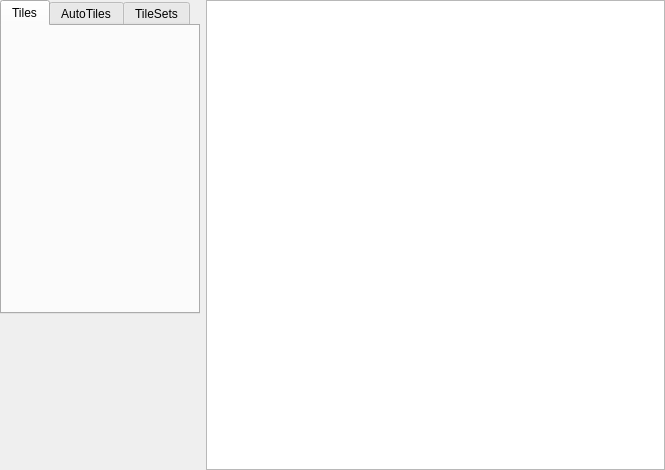
This is GameEditor/UI/MapEditorWidget.ui in seem-sky/Simple2D-Engine as Qt 5 draws it before an edit. The edited form follows.
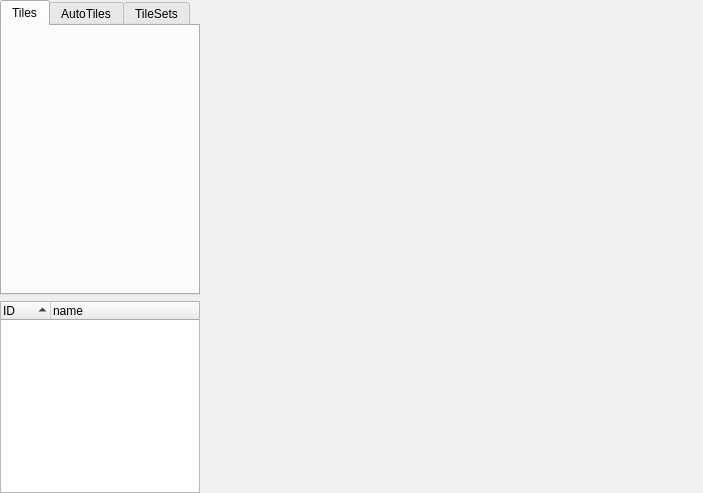
This is the edited form. Custom widgets are drawn as their Qt base class.

Patch:
```diff
--- a/GameEditor/UI/MapEditorWidget.ui
+++ b/GameEditor/UI/MapEditorWidget.ui
@@ -6,8 +6,8 @@
    <rect>
     <x>0</x>
     <y>0</y>
-    <width>665</width>
-    <height>470</height>
+    <width>703</width>
+    <height>493</height>
    </rect>
   </property>
   <property name="windowTitle">
@@ -54,20 +54,54 @@
      </widget>
     </widget>
    </item>
-   <item row="0" column="1" rowspan="2">
-    <widget class="QGraphicsView" name="graphicsView">
-     <property name="frameShape">
-      <enum>QFrame::StyledPanel</enum>
-     </property>
-    </widget>
-   </item>
    <item row="1" column="0">
-    <widget class="QWidget" name="widget" native="true">
-     <property name="minimumSize">
+    <widget class="MapTree" name="m_pMapTree">
+     <property name="sizePolicy">
+      <sizepolicy hsizetype="Expanding" vsizetype="Maximum">
+       <horstretch>0</horstretch>
+       <verstretch>0</verstretch>
+      </sizepolicy>
+     </property>
+     <property name="maximumSize">
       <size>
-       <width>0</width>
-       <height>150</height>
+       <width>200</width>
+       <height>16777215</height>
       </size>
+     </property>
+     <property name="indentation">
+      <number>5</number>
+     </property>
+     <property name="sortingEnabled">
+      <bool>true</bool>
+     </property>
+     <attribute name="headerDefaultSectionSize">
+      <number>50</number>
+     </attribute>
+     <attribute name="headerHighlightSections">
+      <bool>false</bool>
+     </attribute>
+     <attribute name="headerShowSortIndicator" stdset="0">
+      <bool>true</bool>
+     </attribute>
+     <column>
+      <property name="text">
+       <string>ID</string>
+      </property>
+     </column>
+     <column>
+      <property name="text">
+       <string>name</string>
+      </property>
+     </column>
+    </widget>
+   </item>
+   <item row="0" column="1" rowspan="2">
+    <widget class="QWidget" name="widget_2" native="true">
+     <property name="sizePolicy">
+      <sizepolicy hsizetype="Expanding" vsizetype="Expanding">
+       <horstretch>0</horstretch>
+       <verstretch>0</verstretch>
+      </sizepolicy>
      </property>
     </widget>
    </item>
@@ -92,6 +126,11 @@
    <header>mapeditormoduletilesets.h</header>
    <container>1</container>
   </customwidget>
+  <customwidget>
+   <class>MapTree</class>
+   <extends>QTreeWidget</extends>
+   <header>maptree.h</header>
+  </customwidget>
  </customwidgets>
  <resources/>
  <connections/>
```
